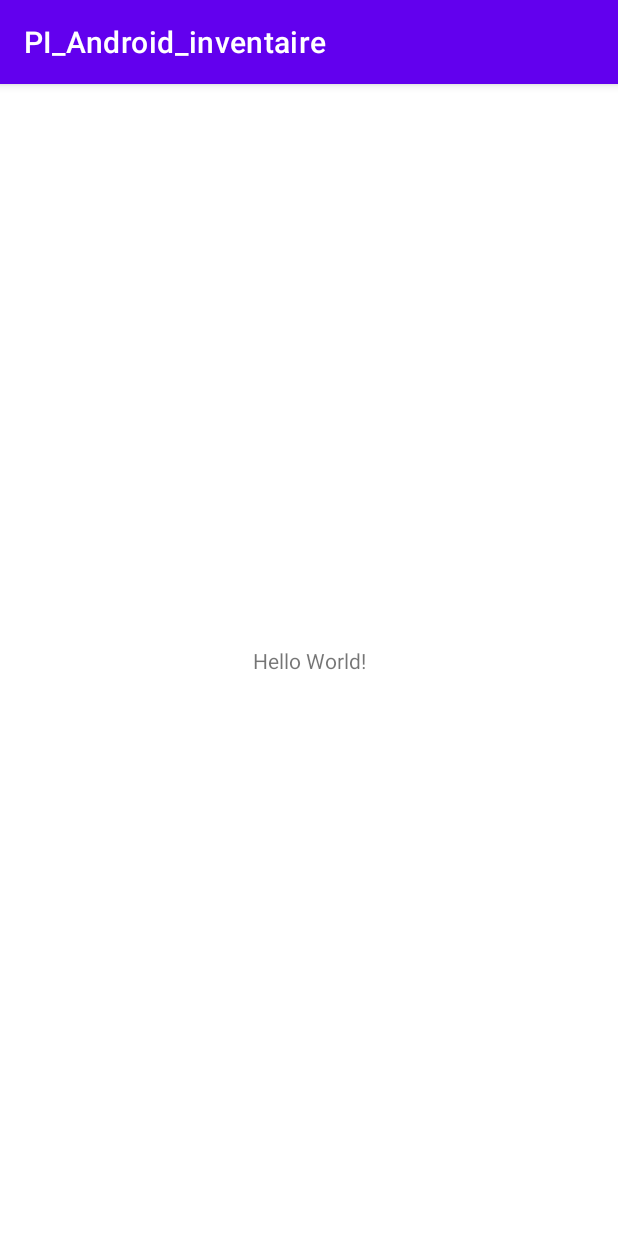
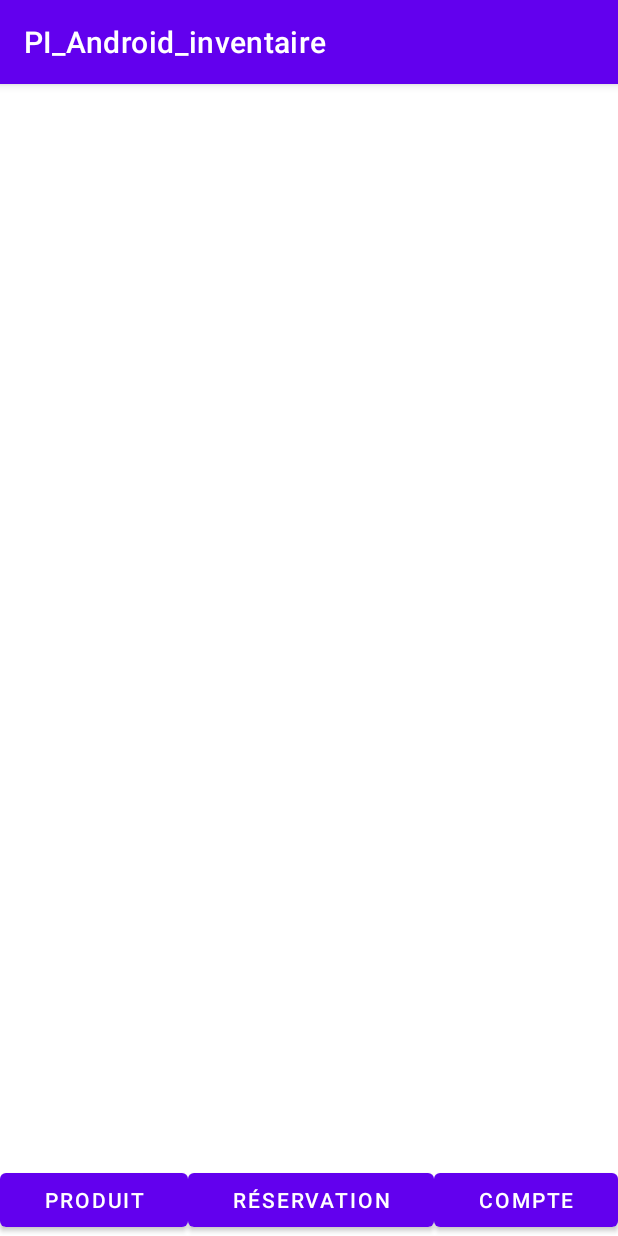
Before and after one commit to fsay2604/PI_Android_inventaire, an Android app: the screen it shows after launch (MainActivity), on a phone screen of 412 x 824 dp. Run offline under Robolectric (Android 15) with nearby library versions, the phone set to English and light mode, and no system bars.

Commit message:
Ajout du menu principale avec la gestion des bouttons.

```diff
--- a/app/src/main/AndroidManifest.xml
+++ b/app/src/main/AndroidManifest.xml
@@ -9,6 +9,7 @@
         android:roundIcon="@mipmap/ic_launcher_round"
         android:supportsRtl="true"
         android:theme="@style/Theme.PI_Android_inventaire">
+        <activity android:name=".FaireReservation"></activity>
         <activity android:name=".MainActivity">
             <intent-filter>
                 <action android:name="android.intent.action.MAIN" />
--- a/app/src/main/java/com/example/pi_android_inventaire/MainActivity.java
+++ b/app/src/main/java/com/example/pi_android_inventaire/MainActivity.java
@@ -1,19 +1,53 @@
+/****************************************
+ Fichier : FaireReservation.java
+ Auteur : Francois Charles Hebert
+ Fonctionnalité : a-03 - Gestion des réservation
+ - Faire une une réservation avec le statut en attente (pour l'utilisateur connecté)
+ - Modifier une réservation en attente (de l'utilisateur connecté)
+ - Supprimer une réservation en attente (de l'utilisateur connecté)
+
+ Date : 2021-04-26
+
+ Vérification :
+ Date           Nom             Approuvé
+ =========================================================
+
+
+ Historique de modifications :
+ Date           Nom             Description
+ =========================================================
+
+ ****************************************/
+
 package com.example.pi_android_inventaire;
 
 import androidx.appcompat.app.AppCompatActivity;
 
+import android.content.Intent;
 import android.database.sqlite.SQLiteDatabase;
 import android.os.Bundle;
+import android.view.View;
+import android.widget.Button;
 
-public class MainActivity extends AppCompatActivity {
+public class MainActivity extends AppCompatActivity implements View.OnClickListener {
     private static SQLiteDatabase mydb;
+
+    // Boutons du menu
+    private  Button btn_produit;
+    private  Button btn_reservation;
+    private  Button btn_compte;
 
     @Override
     protected void onCreate(Bundle savedInstanceState) {
         super.onCreate(savedInstanceState);
         setContentView(R.layout.activity_main);
+
+        // Database
         setupDBConnection();
+        // Menu
+        setupMenu();
     }
+
     private void setupDBConnection() {
         mydb = openOrCreateDatabase("pi_inventaire_android",MODE_PRIVATE,null);
         //mydb.execSQL("DROP TABLE produit");
@@ -25,6 +59,50 @@ public class MainActivity extends AppCompatActivity {
         //mydb.execSQL("DROP TABLE rapport");
         mydb.execSQL("CREATE TABLE IF NOT EXISTS rapport(id INTEGER PRIMARY KEY,produit_id INTEGER NOT NULL,user_id INTEGER NOT NULL,type_rapport_id INTEGER NOT NULL,description VARCHAR NOT NULL,FOREIGN KEY(produit_id) REFERENCES produit(id),FOREIGN KEY(type_rapport_id) REFERENCES type_rapport(id))");
         mydb.execSQL("CREATE TABLE IF NOT EXISTS type_rapport(id INTEGER PRIMARY KEY,type VARCHAR NOT NULL)");
+    }
 
+
+    /**
+     * Fonction qui initialise les bouttons du menu afin de rediriger vers les bonnes pages
+     */
+    private void setupMenu()
+    {
+        // Recuperation des btn
+        btn_produit = (Button) findViewById(R.id.btn_produit);
+        btn_produit.setText(R.string.btn_produit);
+        btn_produit.setOnClickListener(this);
+
+        btn_reservation = (Button) findViewById(R.id.btn_reservation);
+        btn_reservation.setText(R.string.btn_reservation);
+        btn_reservation.setOnClickListener(this);
+
+        btn_compte = (Button) findViewById(R.id.btn_compte);
+        btn_compte.setText(R.string.btn_compte);
+        btn_compte.setOnClickListener(this);
     }
-}
+
+    /**
+     * Fonction qui gere le listener des boutons.
+     * @param v     represente la vue
+     */
+    @Override
+    public void onClick(View v) {
+
+        // Switch case en fonction du bouton appuyer
+        switch (v.getId()) {
+            case R.id.btn_produit:
+                // redirection a la page liste produit
+                break;
+            case R.id.btn_reservation:
+                // redirection vers la page pour faire une reservation
+                Intent intent = new Intent(this,FaireReservation.class);
+                startActivity(intent);
+                break;
+            case R.id.btn_compte:
+                // redirection vers la page de compte
+                break;
+            default:
+                break;
+        }
+    }
+} // Main activity Class ends here
--- a/app/src/main/res/layout/activity_main.xml
+++ b/app/src/main/res/layout/activity_main.xml
@@ -6,13 +6,42 @@
     android:layout_height="match_parent"
     tools:context=".MainActivity">
 
-    <TextView
-        android:layout_width="wrap_content"
-        android:layout_height="wrap_content"
-        android:text="Hello World!"
-        app:layout_constraintBottom_toBottomOf="parent"
-        app:layout_constraintLeft_toLeftOf="parent"
-        app:layout_constraintRight_toRightOf="parent"
-        app:layout_constraintTop_toTopOf="parent" />
+    <LinearLayout
+        android:layout_width="match_parent"
+        android:layout_height="match_parent"
+        android:orientation="vertical">
+
+
+
+        <LinearLayout
+            android:layout_width="match_parent"
+            android:layout_height="match_parent"
+            android:layout_weight="1"
+            android:orientation="horizontal"
+            android:gravity="center|bottom">
+
+            <Button
+                android:id="@+id/btn_produit"
+                android:layout_width="wrap_content"
+                android:layout_height="wrap_content"
+                android:layout_weight="1"
+                android:text="Button" />
+
+            <Button
+                android:id="@+id/btn_reservation"
+                android:layout_width="wrap_content"
+                android:layout_height="wrap_content"
+                android:layout_weight="1"
+                android:text="Button" />
+
+            <Button
+                android:id="@+id/btn_compte"
+                android:layout_width="wrap_content"
+                android:layout_height="wrap_content"
+                android:layout_weight="1"
+                android:text="Button" />
+        </LinearLayout>
+
+    </LinearLayout>
 
 </androidx.constraintlayout.widget.ConstraintLayout>
--- a/app/src/main/res/values/strings.xml
+++ b/app/src/main/res/values/strings.xml
@@ -1,3 +1,11 @@
 <resources>
     <string name="app_name">PI_Android_inventaire</string>
+
+    <!-- String utilisé dans Main Activity -->
+    <string name="btn_produit">Produit</string>
+    <string name="btn_reservation">Réservation</string>
+    <string name="btn_compte">Compte</string>
+
+    <!-- String utilisé dans FaireReservation Activity -->
+    <string name="FaireReservation_nomEtudiant">PI_Android_inventaire</string>
 </resources>
```
Also changed, not shown: app/src/main/java/com/example/pi_android_inventaire/FaireReservation.java (added, +35 -0 lines), app/src/main/res/layout/activity_faire_reservation.xml (added, +23 -0 lines).
